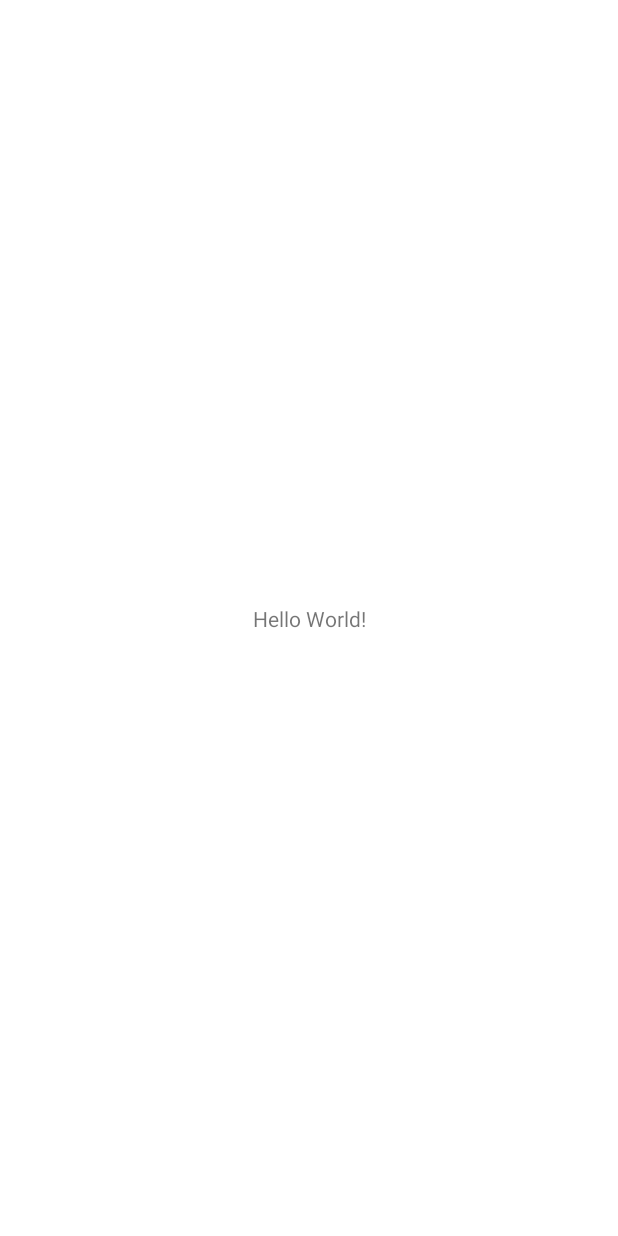
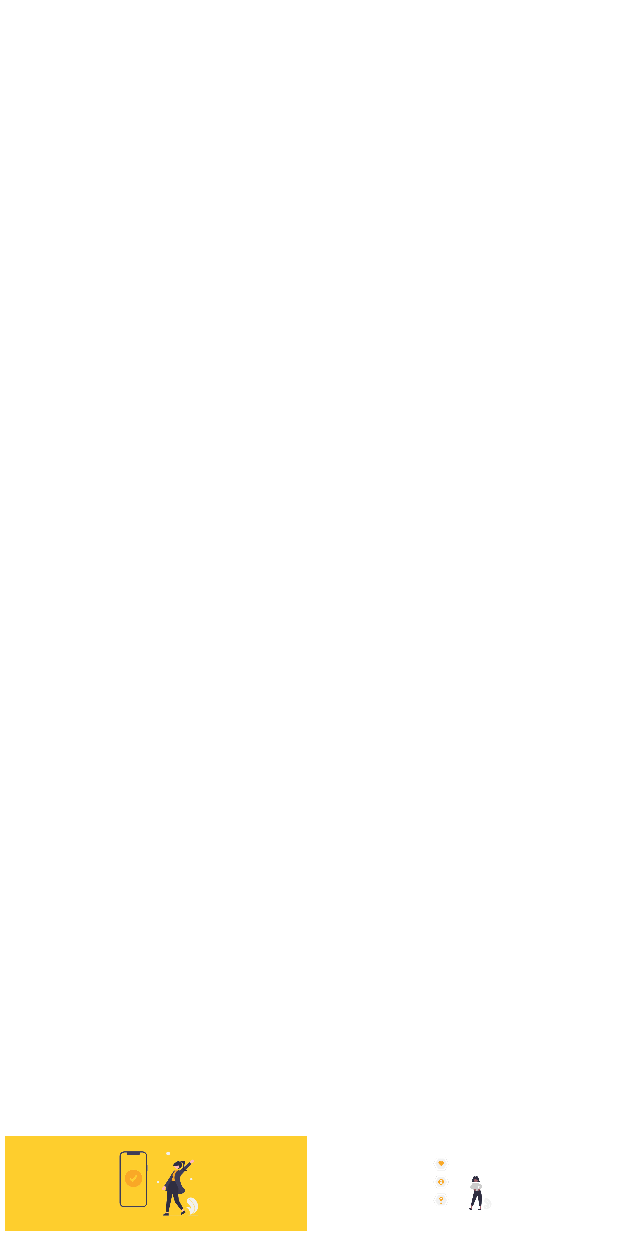
Before and after one commit to Bayramali1999/EggDeleiverApp, an Android app: the screen it shows after launch once a user with an empty profile is signed in (MainActivity), on a phone screen of 412 x 824 dp. Before the commit the screen is almost empty. Run offline under Robolectric (Android 15) with nearby library versions, the phone set to English and light mode, and no system bars; our stand-ins replace Firebase (no records; nobody signed in at launch, a user with empty details on screens opened directly).

Commit message:
view works

```diff
--- a/app/build.gradle
+++ b/app/build.gradle
@@ -48,6 +48,7 @@ dependencies {
     implementation 'com.google.firebase:firebase-database-ktx:20.0.5'
     implementation 'com.google.firebase:firebase-storage-ktx:20.0.1'
     implementation 'com.google.firebase:firebase-firestore-ktx:24.1.2'
+    implementation 'de.hdodenhof:circleimageview:3.1.0'
     testImplementation 'junit:junit:4.13.2'
     androidTestImplementation 'androidx.test.ext:junit:1.1.3'
     androidTestImplementation 'androidx.test.espresso:espresso-core:3.4.0'
--- a/app/src/main/AndroidManifest.xml
+++ b/app/src/main/AndroidManifest.xml
@@ -12,6 +12,9 @@
         android:supportsRtl="true"
         android:theme="@style/Theme.EggDeleiverApp">
         <activity
+            android:name=".SettinActivity"
+            android:exported="false" />
+        <activity
             android:name=".reg_view.LoginActivity"
             android:exported="false" />
         <activity
@@ -24,9 +27,6 @@
             </intent-filter>
         </activity>
         <activity
-            android:name=".reg_view.RegisterActivity"
-            android:exported="false" />
-        <activity
             android:name=".MainActivity"
             android:exported="false" />
     </application>
--- a/app/src/main/java/com/example/eggdeleiverapp/MainActivity.kt
+++ b/app/src/main/java/com/example/eggdeleiverapp/MainActivity.kt
@@ -4,22 +4,28 @@ import android.content.Intent
 import android.os.Bundle
 import android.widget.Toast
 import androidx.appcompat.app.AppCompatActivity
+import androidx.core.view.setPadding
 import com.example.eggdeleiverapp.reg_view.LoginActivity
 import com.google.firebase.auth.FirebaseAuth
+import kotlinx.android.synthetic.main.activity_main.*
 
 class MainActivity : AppCompatActivity() {
 
     private lateinit var auth: FirebaseAuth
+    private var phone: String = ""
     override fun onCreate(savedInstanceState: Bundle?) {
         super.onCreate(savedInstanceState)
         setContentView(R.layout.activity_main)
 
         auth = FirebaseAuth.getInstance()
+        checkHasLogin()
+
+        restAll()
+        container_order.setBackgroundColor(resources.getColor(R.color.main_color))
+        order.setPadding(7)
     }
 
-    override fun onResume() {
-        super.onResume()
-
+    private fun checkHasLogin() {
         if (auth.currentUser == null) {
             val intent = Intent(this, LoginActivity::class.java)
             startActivity(intent)
@@ -28,4 +34,12 @@ class MainActivity : AppCompatActivity() {
             Toast.makeText(this, "already login", Toast.LENGTH_LONG).show()
         }
     }
+
+    private fun restAll() {
+        container_history.setBackgroundColor(resources.getColor(R.color.white))
+        container_order.setBackgroundColor(resources.getColor(R.color.white))
+
+        history.setPadding(15)
+        order.setPadding(15)
+    }
 }
--- a/app/src/main/java/com/example/eggdeleiverapp/reg_view/CustomSplashActivity.kt
+++ b/app/src/main/java/com/example/eggdeleiverapp/reg_view/CustomSplashActivity.kt
@@ -37,6 +37,8 @@ class CustomSplashActivity : AppCompatActivity() {
 
 
         Handler(Looper.myLooper()!!).postDelayed({
+//            splash_container.animation =
+//                AnimationUtils.loadAnimation(this@CustomSplashActivity, R.anim.fadeout)
             val intent = Intent(this@CustomSplashActivity, MainActivity::class.java)
 // how to add this figure
 //            val pairs = arrayOf(
@@ -55,5 +57,8 @@ class CustomSplashActivity : AppCompatActivity() {
         }, 4000L)
     }
 
+    override fun onPause() {
+        super.onPause()
 
+    }
 }
--- a/app/src/main/res/layout/activity_main.xml
+++ b/app/src/main/res/layout/activity_main.xml
@@ -6,13 +6,63 @@
     android:layout_height="match_parent"
     tools:context=".MainActivity">
 
-    <TextView
-        android:layout_width="wrap_content"
-        android:layout_height="wrap_content"
-        android:text="Hello World!"
-        app:layout_constraintBottom_toBottomOf="parent"
-        app:layout_constraintLeft_toLeftOf="parent"
-        app:layout_constraintRight_toRightOf="parent"
+    <FrameLayout
+        android:id="@+id/frame_container"
+        android:layout_width="match_parent"
+        android:layout_height="0dp"
+        app:layout_constraintBottom_toTopOf="@id/bottom_nav"
+        app:layout_constraintEnd_toEndOf="parent"
+        app:layout_constraintStart_toStartOf="parent"
         app:layout_constraintTop_toTopOf="parent" />
 
+    <LinearLayout
+        android:id="@+id/bottom_nav"
+        android:layout_width="match_parent"
+        android:layout_height="70dp"
+        android:orientation="horizontal"
+        android:padding="1dp"
+        app:layout_constraintBottom_toBottomOf="parent"
+        app:layout_constraintEnd_toEndOf="parent"
+        app:layout_constraintStart_toStartOf="parent">
+
+
+        <LinearLayout
+            android:id="@+id/container_order"
+            android:layout_width="0dp"
+            android:layout_height="match_parent"
+            android:layout_margin="2dp"
+            android:layout_weight="1"
+            android:orientation="vertical">
+
+            <ImageView
+                android:id="@+id/order"
+                android:layout_width="match_parent"
+                android:layout_height="0dp"
+                android:layout_weight="0.5"
+                android:padding="10dp"
+                android:src="@drawable/ordering"
+                tools:ignore="NestedWeights" />
+
+        </LinearLayout>
+
+        <LinearLayout
+            android:id="@+id/container_history"
+            android:layout_width="0dp"
+            android:layout_height="match_parent"
+            android:layout_margin="1dp"
+            android:layout_weight="1"
+            android:orientation="vertical">
+
+            <ImageView
+                android:id="@+id/history"
+                android:layout_width="match_parent"
+                android:layout_height="0dp"
+                android:layout_weight="0.5"
+                android:padding="10dp"
+                android:src="@drawable/history"
+                tools:ignore="NestedWeights" />
+
+        </LinearLayout>
+
+    </LinearLayout>
 </androidx.constraintlayout.widget.ConstraintLayout>
--- a/app/src/main/res/values-night/themes.xml
+++ b/app/src/main/res/values-night/themes.xml
@@ -2,8 +2,8 @@
     <!-- Base application theme. -->
     <style name="Theme.EggDeleiverApp" parent="Theme.MaterialComponents.DayNight.NoActionBar">
         <!-- Primary brand color. -->
-        <item name="colorPrimary">@color/purple_200</item>
-        <item name="colorPrimaryVariant">@color/purple_700</item>
+        <item name="colorPrimary">@color/main_color</item>
+        <item name="colorPrimaryVariant">@color/purple_500</item>
         <item name="colorOnPrimary">@color/black</item>
         <!-- Secondary brand color. -->
         <item name="colorSecondary">@color/teal_200</item>
--- a/app/src/main/res/values/colors.xml
+++ b/app/src/main/res/values/colors.xml
@@ -7,4 +7,5 @@
     <color name="teal_700">#FF018786</color>
     <color name="black">#FF000000</color>
     <color name="white">#FFFFFFFF</color>
+    <color name="main_color">#fece2d</color>
 </resources>
--- a/app/src/main/res/values/themes.xml
+++ b/app/src/main/res/values/themes.xml
@@ -2,15 +2,15 @@
     <!-- Base application theme. -->
     <style name="Theme.EggDeleiverApp" parent="Theme.MaterialComponents.DayNight.NoActionBar">
         <!-- Primary brand color. -->
-        <item name="colorPrimary">@color/purple_500</item>
-        <item name="colorPrimaryVariant">@color/purple_700</item>
+        <item name="colorPrimary">@color/main_color</item>
+        <item name="colorPrimaryVariant">@color/purple_500</item>
         <item name="colorOnPrimary">@color/white</item>
         <!-- Secondary brand color. -->
         <item name="colorSecondary">@color/teal_200</item>
         <item name="colorSecondaryVariant">@color/teal_700</item>
         <item name="colorOnSecondary">@color/black</item>
         <!-- Status bar color. -->
-        <item name="android:statusBarColor" >?attr/colorPrimaryVariant</item>
+        <item name="android:statusBarColor">?attr/colorPrimaryVariant</item>
         <!-- Customize your theme here. -->
         <item name="android:windowContentTransitions">true</item>
     </style>
--- a/build.gradle
+++ b/build.gradle
@@ -2,6 +2,7 @@ buildscript {
     dependencies {
         classpath 'com.google.gms:google-services:4.3.10'
     }
+
 }// Top-level build file where you can add configuration options common to all sub-projects/modules.
 plugins {
     id 'com.android.application' version '7.1.3' apply false
```
Also changed, not shown: app/src/main/java/com/example/eggdeleiverapp/reg_view/LoginActivity.kt (+97 -4 lines), app/src/main/java/com/example/eggdeleiverapp/reg_view/RegisterActivity.kt (deleted, +0 -30 lines), app/src/main/java/com/example/eggdeleiverapp/reg_view/SettingActivity.kt (added, +12 -0 lines), app/src/main/res/layout/activity_login.xml (+12 -10 lines), app/src/main/res/layout/activity_register.xml (deleted, +0 -114 lines), app/src/main/res/layout/activity_setting.xml (added, +57 -0 lines), app/src/main/res/layout/activity_splash.xml (+6 -5 lines), app/src/main/res/drawable/history.png (added), app/src/main/res/drawable/orderbg.png (added), app/src/main/res/drawable/ordering.png (added), app/src/main/res/drawable/setting.png (added).
